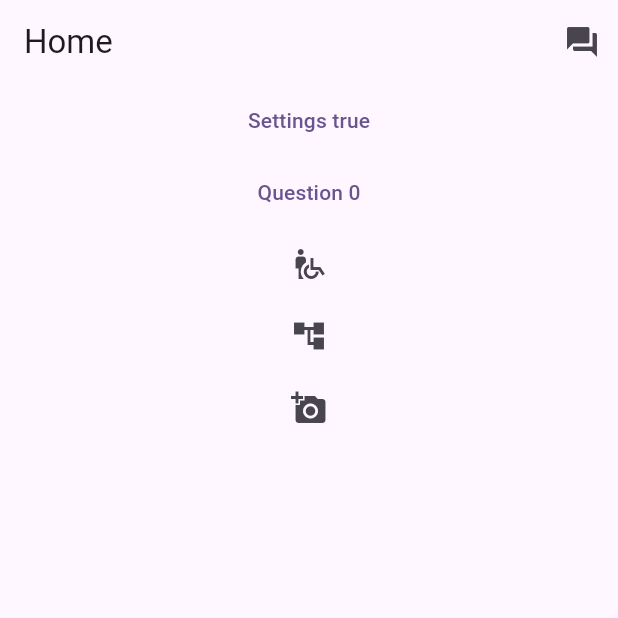
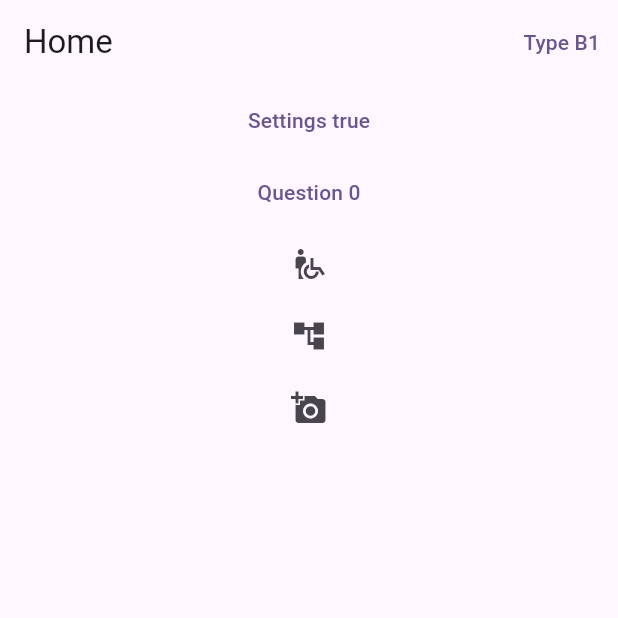
Before and after one commit to renolation/gplx, a Flutter app: the screen it shows after launch, after a tap on an icon or button, on a phone screen of 412 x 824 dp, the top half of it. Run offline on Flutter 3.47's test engine with Material 3 defaults, Android fonts, the phone set to English and light mode, and no system bars; our stand-ins replace bloc, dartz, equatable, flutter_bloc, freezed_annotation, get_it and 5 more; accounts and stored records are empty.

Commit message:
add type

```diff
--- a/mobile/lib/core/data/boxes.dart
+++ b/mobile/lib/core/data/boxes.dart
@@ -16,6 +16,7 @@ part 'boxes/common/main_box.dart';
 
 part 'boxes/settings/general_extension.dart';
 part 'boxes/questions/learn_extension.dart';
+part 'boxes/questions/base_extension.dart';
 
 
 Future<void> initBoxes() async {
--- a/mobile/lib/core/data/boxes/common/box_keys.dart
+++ b/mobile/lib/core/data/boxes/common/box_keys.dart
@@ -14,6 +14,9 @@ class BoxKeys {
   static const String question = 'question';
   static const String wrongQuestions = 'wrongQuestions';
 
+  static const String allQuestions = 'allQuestions';
+
+  static const String vehicleTypeQuestion = 'vehicleTypeQuestion';
 
 
   static const String indexTypeQuestion = 'indexTypeQuestion';
--- a/mobile/lib/core/data/boxes/settings/general_extension.dart
+++ b/mobile/lib/core/data/boxes/settings/general_extension.dart
@@ -11,4 +11,15 @@ extension GeneralSettings on SettingsBox {
   set hasFinishedOnboarding(bool value) {
     box.put(BoxKeys.hasFinishedOnboarding, value);
   }
+
+  String get vehicleTypeQuestion {
+    return box.get(
+      BoxKeys.vehicleTypeQuestion,
+      defaultValue: 'B1',
+    );
+  }
+
+  set vehicleTypeQuestion(String value) {
+    box.put(BoxKeys.vehicleTypeQuestion, value);
+  }
 }
--- a/mobile/lib/src/theory/presentations/views/theory_screen.dart
+++ b/mobile/lib/src/theory/presentations/views/theory_screen.dart
@@ -12,13 +12,10 @@ class TheoryScreen extends StatelessWidget {
       appBar: AppBar(
         title: const Text('Home'),
         actions: [
-          IconButton(
-            icon: const Icon(Icons.question_answer),
-            onPressed: () {
-              context.pushNamed('quiz');
-
-            },
-          ),
+          ValueListenableBuilder(valueListenable: SettingsBox().box.listenable(), builder: (context, box, _){
+            return TextButton(onPressed: (){
+            }, child: Text('Type ${SettingsBox().vehicleTypeQuestion}'));
+          }),
         ],
       ),
       body: ListView(
```
Also changed, not shown: mobile/lib/core/data/boxes/questions/base_extension.dart (added, +22 -0 lines).
